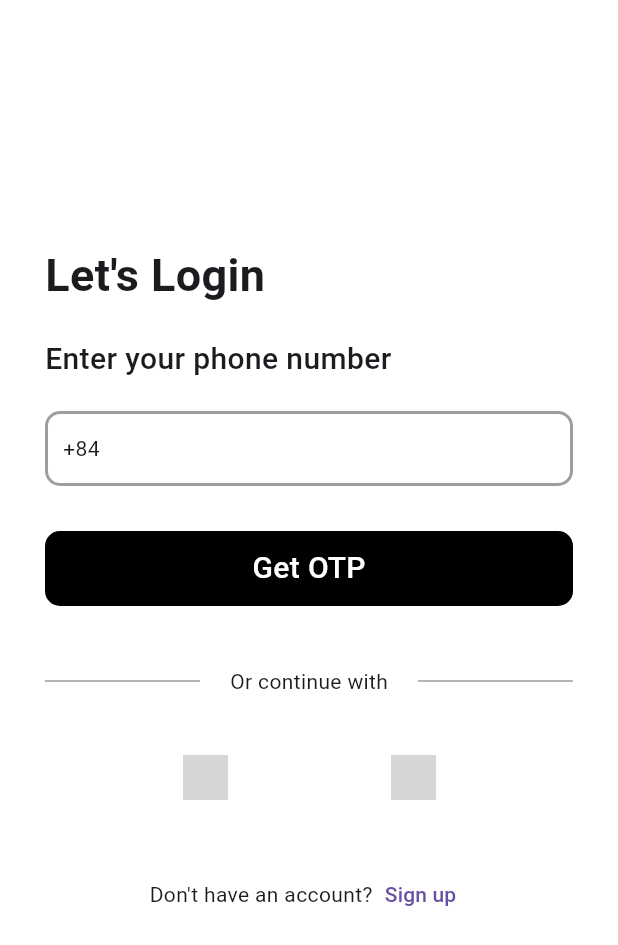
After one commit to hnglmiee/my-ticket-app, a Flutter app: the screen it shows after launch, on a phone screen of 412 x 824 dp. The commit adds this screen. Shown: the top 945 px of the screen. Run offline on Flutter 3.47's test engine with Material 3 defaults, Android fonts, the phone set to English and light mode, and no system bars; our stand-ins replace fluentui_icons; network calls fail; grey boxes are pictures that could not be loaded.

Commit message:
add login page

```diff
--- /dev/null
+++ b/lib/base/res/widgets/login_page.dart
@@ -0,0 +1,163 @@
+import 'package:flutter/cupertino.dart';
+import 'package:flutter/material.dart';
+
+class LoginPage extends StatelessWidget {
+  const LoginPage({super.key});
+
+  @override
+  Widget build(BuildContext context) {
+    return Scaffold(
+      backgroundColor: Color(0xFFFFFFFF),
+      body: Center(
+        child: Container(
+          // color: Colors.amber,
+          margin: EdgeInsets.all(30),
+          height: 500,
+          child: SizedBox(
+            child: Column(
+              crossAxisAlignment: CrossAxisAlignment.start,
+              children: [
+                Text(
+                  "Let's Login",
+                  style: TextStyle(fontSize: 30, fontWeight: FontWeight.bold),
+                ),
+                SizedBox(height: 20),
+                Text(
+                  "Enter your phone number",
+                  style: TextStyle(fontSize: 20, fontWeight: FontWeight.w500),
+                ),
+                SizedBox(height: 20),
+                Container(
+                  width: MediaQuery.of(context).size.width,
+                  height: 50,
+                  decoration: BoxDecoration(
+                    border: Border.all(width: 2, color: Colors.grey),
+                    borderRadius: BorderRadius.circular(10),
+                  ),
+                  alignment: Alignment.centerLeft,
+                  padding: EdgeInsets.only(left: 10),
+                  child: SizedBox(child: Text("+84")),
+                ),
+                // SizedBox(height: 20),
+                // Text(
+                //   "Enter your password",
+                //   style: TextStyle(fontSize: 20, fontWeight: FontWeight.w500),
+                // ),
+                // SizedBox(height: 20),
+                // Container(
+                //   width: MediaQuery.of(context).size.width,
+                //   height: 50,
+                //   decoration: BoxDecoration(
+                //     border: Border.all(width: 2, color: Colors.grey),
+                //     borderRadius: BorderRadius.circular(10),
+                //   ),
+                //   alignment: Alignment.centerLeft,
+                //   padding: EdgeInsets.only(left: 10),
+                //   child: SizedBox(child: Text("Password")),
+                // ),
+                SizedBox(height: 30),
+                Container(
+                  decoration: BoxDecoration(
+                    color: Colors.black,
+                    border: Border.all(width: 2, color: Colors.black),
+                    borderRadius: BorderRadius.circular(10),
+                  ),
+                  width: MediaQuery.of(context).size.width,
+                  height: 50,
+                  child: Center(
+                    child: Text(
+                      "Get OTP",
+                      style: TextStyle(
+                        fontSize: 20,
+                        fontWeight: FontWeight.w500,
+                        color: Colors.white,
+                      ),
+                    ),
+                  ),
+                ),
+                SizedBox(height: 30),
+                Row(
+                  children: <Widget>[
+                    Expanded(
+                      child: Divider(
+                        color: Colors.grey, // Màu đường kẻ
+                        thickness: 1, // Độ dày
+                        endIndent: 20, // Lề phải
+                        height:
+                            40, // Tổng chiều cao chiếm chỗ (bao gồm cả khoảng cách trên dưới
+                      ),
+                    ),
+                    Text("Or continue with"),
+                    Expanded(
+                      child: Divider(
+                        color: Colors.grey, // Màu đường kẻ
+                        thickness: 1, // Độ dày
+                        indent: 20, // Lề trái
+                        height:
+                            40, // Tổng chiều cao chiếm chỗ (bao gồm cả khoảng cách trên dưới)
+                      ),
+                    ),
+                  ],
+                ),
+                SizedBox(height: 20),
+                Row(
+                  mainAxisAlignment: MainAxisAlignment.spaceEvenly,
+                  children: [
+                    TextButton(
+                      onPressed: () {},
+                      style: TextButton.styleFrom(
+                        backgroundColor: Color.fromARGB(134, 255, 255, 255),
+                        shape: RoundedRectangleBorder(
+                          borderRadius: BorderRadius.circular(50),
+                        ),
+                        padding: EdgeInsets.all(8),
+                      ),
+                      child: Image.network(
+                        'https://crystalpng.com/wp-content/uploads/2025/05/google-logo.png',
+                        width: 30,
+                        height: 30,
+                      ),
+                    ),
+                    TextButton(
+                      onPressed: () {},
+                      style: TextButton.styleFrom(
+                        backgroundColor: Color.fromARGB(134, 255, 255, 255),
+                        shape: RoundedRectangleBorder(
+                          borderRadius: BorderRadius.circular(50),
+                        ),
+                        padding: EdgeInsets.all(8),
+                      ),
+                      child: Image.network(
+                        'https://crystalpng.com/wp-content/uploads/2025/05/google-logo.png',
+                        width: 30,
+                        height: 30,
+                      ),
+                    ),
+                  ],
+                ),
+                SizedBox(height: 30),
+                Row(
+                  mainAxisAlignment: MainAxisAlignment.center,
+                  children: [
+                    SizedBox(child: Text("Don't have an account?")),
+                    TextButton(
+                      onPressed: () {},
+                      style: TextButton.styleFrom(
+                        backgroundColor: Color.fromARGB(134, 255, 255, 255),
+                        shape: RoundedRectangleBorder(
+                          borderRadius: BorderRadius.circular(50),
+                        ),
+                        padding: EdgeInsets.all(8),
+                      ),
+                      child: Text("Sign up"),
+                    ),
+                  ],
+                ),
+              ],
+            ),
+          ),
+        ),
+      ),
+    );
+  }
+}
--- a/lib/base/res/widgets/ticket_view.dart
+++ b/lib/base/res/widgets/ticket_view.dart
@@ -35,7 +35,7 @@ class TicketView extends StatelessWidget {
                   Row(
                     children: [
                       Text(
-                        "NYC",
+                        "LONG AN",
                         style: AppStyles.headLineStyle3.copyWith(
                           color: Colors.white,
                         ),
--- a/lib/main.dart
+++ b/lib/main.dart
@@ -1,5 +1,6 @@
 import 'package:flutter/material.dart';
 import 'package:ticket_app/base/bottom_nav_bar.dart';
+import 'package:ticket_app/base/res/widgets/login_page.dart';
 
 void main() {
   runApp(const MyApp());
@@ -14,7 +15,8 @@ class MyApp extends StatelessWidget {
     return MaterialApp(
       // Give ur app a life
       debugShowCheckedModeBanner: false,
-      home: BottomNavBar(),
+      // home: BottomNavBar(),
+      home: LoginPage(),
     );
   }
 }
```
Also changed, not shown: assets/images/google-logo.png (added), pubspec.lock.
